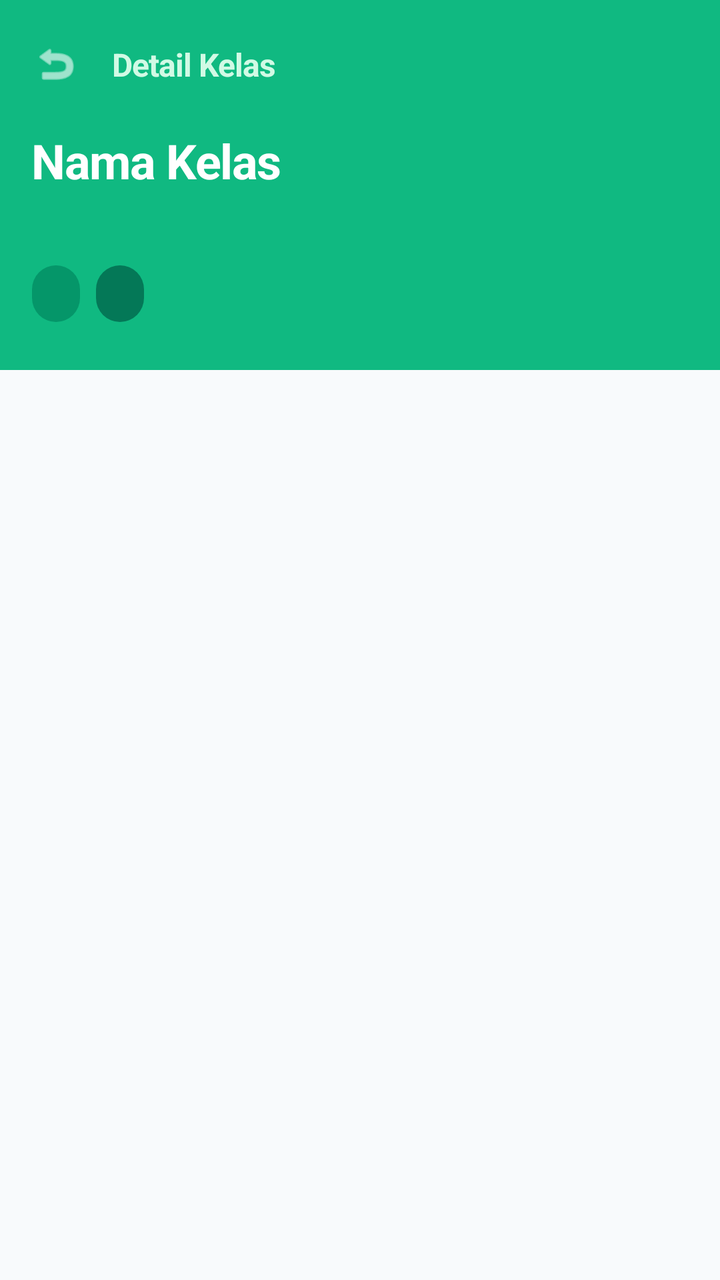
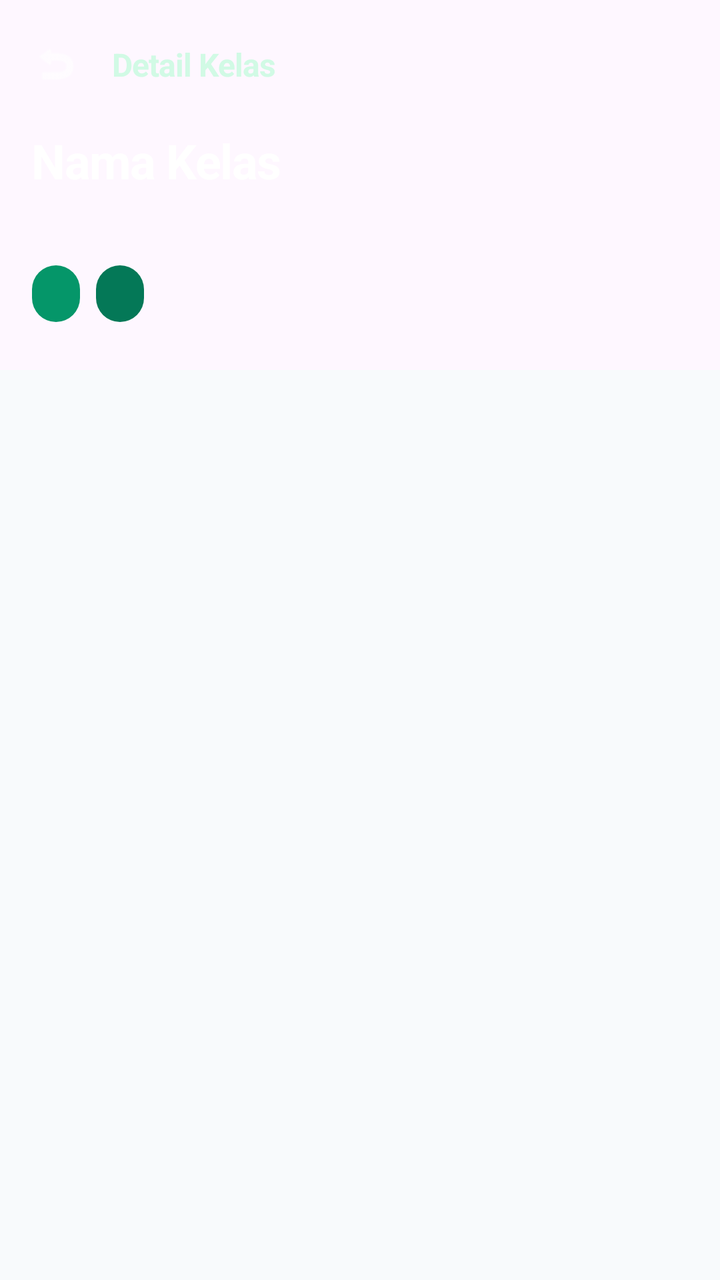

Screens rendered from an Android XML layout before and after an edit, with the pre-edit source and the edit as a unified diff.
<!-- AndroidManifest.xml: application theme Theme.IFUnjaniExam -->
<!-- res/layout/activity_mahasiswa_class_detail.xml -->
<?xml version="1.0" encoding="utf-8"?>
<androidx.coordinatorlayout.widget.CoordinatorLayout xmlns:android="http://schemas.android.com/apk/res/android"
    xmlns:app="http://schemas.android.com/apk/res-auto"
    android:layout_width="match_parent"
    android:layout_height="match_parent"
    android:background="#F8FAFC">

    <com.google.android.material.appbar.AppBarLayout
        android:id="@+id/appBarLayout"
        android:layout_width="match_parent"
        android:layout_height="wrap_content"
        app:elevation="0dp"
        android:background="#10B981"
        app:layout_constraintTop_toTopOf="parent">

        <androidx.constraintlayout.widget.ConstraintLayout
            android:id="@+id/topBar"
            android:layout_width="match_parent"
            android:layout_height="?attr/actionBarSize">

            <ImageView
                android:id="@+id/btnBack"
                android:layout_width="40dp"
                android:layout_height="40dp"
                android:layout_marginStart="8dp"
                android:padding="8dp"
                android:src="@android:drawable/ic_menu_revert"
                app:tint="#FFFFFF"
                android:background="?attr/selectableItemBackgroundBorderless"
                android:clickable="true"
                android:focusable="true"
                app:layout_constraintBottom_toBottomOf="parent"
                app:layout_constraintStart_toStartOf="parent"
                app:layout_constraintTop_toTopOf="parent" />

            <TextView
                android:layout_width="wrap_content"
                android:layout_height="wrap_content"
                android:layout_marginStart="8dp"
                android:text="Detail Kelas"
                android:textColor="#D1FAE5"
                android:textSize="16sp"
                android:textStyle="bold"
                android:letterSpacing="-0.02"
                app:layout_constraintBottom_toBottomOf="parent"
                app:layout_constraintStart_toEndOf="@id/btnBack"
                app:layout_constraintTop_toTopOf="parent" />
        </androidx.constraintlayout.widget.ConstraintLayout>
        
        <LinearLayout
            android:layout_width="match_parent"
            android:layout_height="wrap_content"
            android:paddingHorizontal="16dp"
            android:paddingBottom="24dp"
            android:orientation="vertical">
            <TextView
                android:id="@+id/tvClassName"
                android:layout_width="match_parent"
                android:layout_height="wrap_content"
                android:text="Nama Kelas"
                android:textColor="#FFFFFF"
                android:textSize="24sp"
                android:textStyle="bold"
                android:letterSpacing="-0.02" />

            <TextView
                android:id="@+id/tvCourseName"
                android:layout_width="wrap_content"
                android:layout_height="wrap_content"
                android:layout_marginTop="4dp"
                android:textColor="#D1FAE5"
                android:textSize="15sp" />

            <LinearLayout
                android:layout_width="match_parent"
                android:layout_height="wrap_content"
                android:orientation="horizontal"
                android:layout_marginTop="12dp">

                
                <TextView
                    android:id="@+id/tvDosen"
                    android:layout_width="wrap_content"
                    android:layout_height="wrap_content"
                    android:background="@drawable/badge_teal"
                    android:backgroundTint="#059669"
                    android:paddingHorizontal="12dp"
                    android:paddingVertical="6dp"
                    android:textColor="#FFFFFF"
                    android:textSize="12sp"
                    android:layout_marginEnd="8dp" />

                
                <TextView
                    android:id="@+id/tvSemester"
                    android:layout_width="wrap_content"
                    android:layout_height="wrap_content"
                    android:background="@drawable/badge_green"
                    android:backgroundTint="#047857"
                    android:paddingHorizontal="12dp"
                    android:paddingVertical="6dp"
                    android:textColor="#FFFFFF"
                    android:textSize="12sp" />
            </LinearLayout>
        </LinearLayout>
    </com.google.android.material.appbar.AppBarLayout>

    <androidx.core.widget.NestedScrollView
        android:id="@+id/scrollContent"
        android:layout_width="match_parent"
        android:layout_height="match_parent"
        android:visibility="gone"
        app:layout_behavior="@string/appbar_scrolling_view_behavior">

        <LinearLayout
            android:layout_width="match_parent"
            android:layout_height="wrap_content"
            android:orientation="vertical"
            android:paddingHorizontal="16dp"
            android:paddingTop="20dp"
            android:paddingBottom="32dp">

            
            <LinearLayout
                android:layout_width="match_parent"
                android:layout_height="wrap_content"
                android:gravity="center_vertical"
                android:orientation="horizontal"
                android:layout_marginBottom="12dp">

                <View
                    android:layout_width="4dp"
                    android:layout_height="20dp"
                    android:background="#10B981"
                    android:layout_marginEnd="8dp"
                    app:cornerRadius="2dp" />

                <TextView
                    android:layout_width="wrap_content"
                    android:layout_height="wrap_content"
                    android:text="Ujian Aktif"
                    android:textColor="#0F172A"
                    android:textSize="18sp"
                    android:textStyle="bold"
                    android:letterSpacing="-0.02" />
            </LinearLayout>

            <androidx.recyclerview.widget.RecyclerView
                android:id="@+id/rvExams"
                android:layout_width="match_parent"
                android:layout_height="wrap_content"
                android:nestedScrollingEnabled="false" />

            <TextView
                android:id="@+id/tvEmptyExams"
                android:layout_width="match_parent"
                android:layout_height="wrap_content"
                android:gravity="center"
                android:paddingVertical="12dp"
                android:text="Tidak ada ujian aktif"
                android:textColor="#64748B"
                android:textSize="14sp"
                android:visibility="gone" />

            
            <LinearLayout
                android:layout_width="match_parent"
                android:layout_height="wrap_content"
                android:gravity="center_vertical"
                android:orientation="horizontal"
                android:layout_marginTop="24dp"
                android:layout_marginBottom="12dp">

                <View
                    android:layout_width="4dp"
                    android:layout_height="20dp"
                    android:background="#3B82F6"
                    android:layout_marginEnd="8dp"
                    app:cornerRadius="2dp" />

                <TextView
                    android:layout_width="wrap_content"
                    android:layout_height="wrap_content"
                    android:text="Riwayat Ujian"
                    android:textColor="#0F172A"
                    android:textSize="18sp"
                    android:textStyle="bold"
                    android:letterSpacing="-0.02" />
            </LinearLayout>

            <androidx.recyclerview.widget.RecyclerView
                android:id="@+id/rvExamHistory"
                android:layout_width="match_parent"
                android:layout_height="wrap_content"
                android:nestedScrollingEnabled="false" />

            <TextView
                android:id="@+id/tvEmptyHistory"
                android:layout_width="match_parent"
                android:layout_height="wrap_content"
                android:gravity="center"
                android:paddingVertical="12dp"
                android:text="Belum ada riwayat ujian"
                android:textColor="#64748B"
                android:textSize="14sp"
                android:visibility="gone" />

            
            <LinearLayout
                android:layout_width="match_parent"
                android:layout_height="wrap_content"
                android:gravity="center_vertical"
                android:orientation="horizontal"
                android:layout_marginTop="24dp"
                android:layout_marginBottom="12dp">

                <View
                    android:layout_width="4dp"
                    android:layout_height="20dp"
                    android:background="#0ea5e9"
                    android:layout_marginEnd="8dp"
                    app:cornerRadius="2dp" />

                <TextView
                    android:layout_width="wrap_content"
                    android:layout_height="wrap_content"
                    android:text="Daftar Teman Kelas"
                    android:textColor="#0F172A"
                    android:textSize="18sp"
                    android:textStyle="bold"
                    android:letterSpacing="-0.02" />
            </LinearLayout>

            <androidx.recyclerview.widget.RecyclerView
                android:id="@+id/rvStudents"
                android:layout_width="match_parent"
                android:layout_height="wrap_content"
                android:nestedScrollingEnabled="false" />

            <TextView
                android:id="@+id/tvEmptyStudents"
                android:layout_width="match_parent"
                android:layout_height="wrap_content"
                android:gravity="center"
                android:paddingVertical="12dp"
                android:text="Tidak ada mahasiswa terdaftar"
                android:textColor="#64748B"
                android:textSize="14sp"
                android:visibility="gone" />

        </LinearLayout>
    </androidx.core.widget.NestedScrollView>

    
    <ProgressBar
        android:id="@+id/progressBar"
        android:layout_width="wrap_content"
        android:layout_height="wrap_content"
        android:layout_gravity="center"
        android:indeterminateTint="#10B981"
        android:visibility="gone" />

</androidx.coordinatorlayout.widget.CoordinatorLayout>
<!-- resources referenced by this layout -->
<resources>
  <!-- drawable badge_green (drawable) -->
  <?xml version="1.0" encoding="utf-8"?>
  <shape xmlns:android="http://schemas.android.com/apk/res/android"
      android:shape="rectangle">
      <solid android:color="#27ae60" />
      <corners android:radius="20dp" />
  </shape>
  <!-- drawable badge_teal (drawable) -->
  <?xml version="1.0" encoding="utf-8"?>
  <shape xmlns:android="http://schemas.android.com/apk/res/android"
      android:shape="rectangle">
      <solid android:color="#1abc9c" />
      <corners android:radius="20dp" />
  </shape>
  <style name="Theme.IFUnjaniExam" parent="Base.Theme.IFUnjaniExam" />
  <style name="Base.Theme.IFUnjaniExam" parent="Theme.Material3.DayNight.NoActionBar">
          
          
      </style>
</resources>

<!-- the commit's change to res/layout/activity_mahasiswa_class_detail.xml (unified diff, before → after) -->
@@ -10,7 +10,7 @@
         android:layout_width="match_parent"
         android:layout_height="wrap_content"
         app:elevation="0dp"
-        android:background="#10B981"
+        app:backgroundTint="#10B981"
         app:layout_constraintTop_toTopOf="parent">
 
         <androidx.constraintlayout.widget.ConstraintLayout
